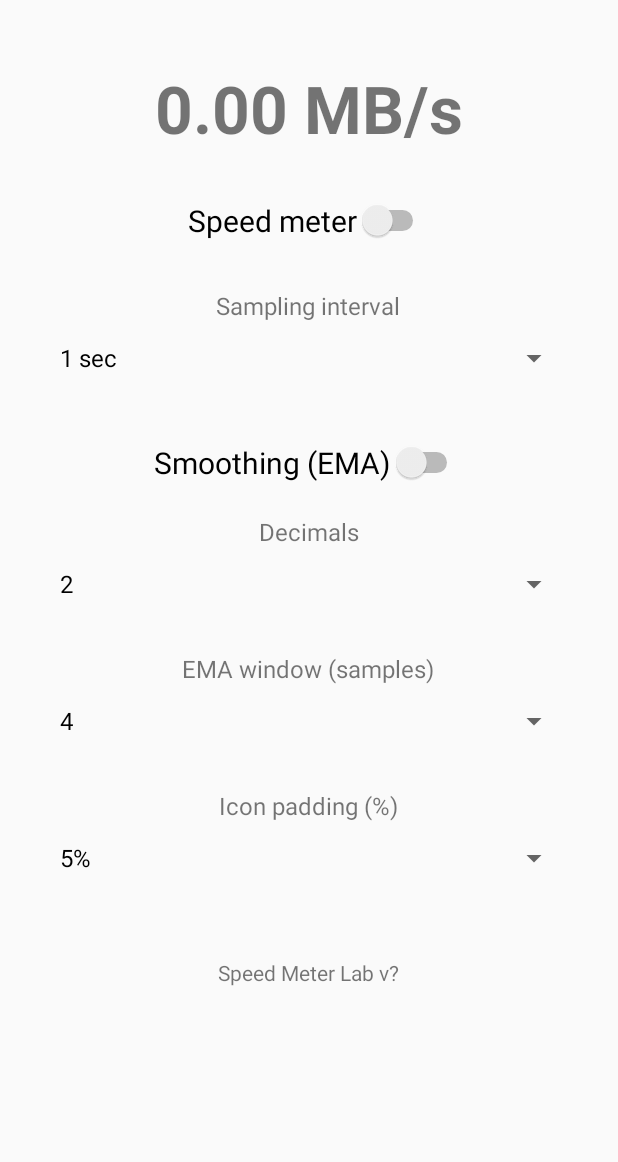
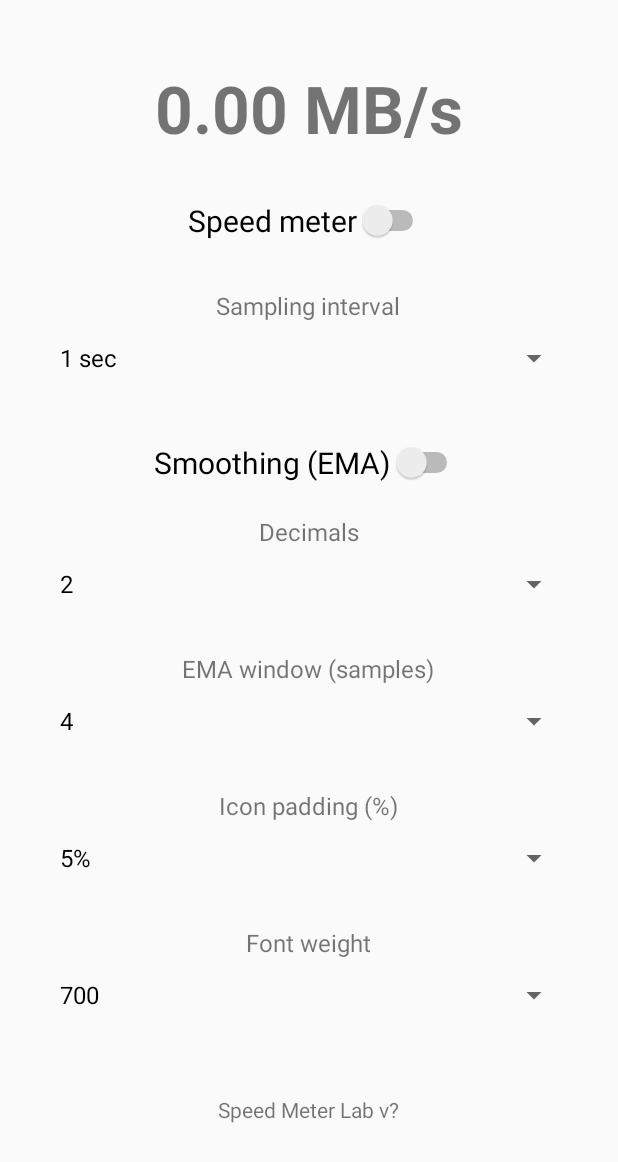
Before and after one commit to ysk-agent/speedmeter-lab, an Android app: the screen it shows after launch (MainActivity), on a phone screen of 412 x 824 dp. Shown: the top 1162 px of the screen. Run offline under Robolectric (Android 15) with nearby library versions, the phone set to English and light mode, and no system bars.

Commit message:
v0.8.0: adjustable icon font weight
New Font weight setting (300-900 in steps of 100, default 700 =
the previous bold). The icon typeface is created with
Typeface.create(DEFAULT, weight, false) on API 28+, and the icon
re-render key includes the weight, so changing it while the value
is static still refreshes the icon.

```diff
--- a/app/src/main/java/dev/moriya/speedmeterlab/MainActivity.kt
+++ b/app/src/main/java/dev/moriya/speedmeterlab/MainActivity.kt
@@ -131,6 +131,11 @@ class MainActivity : Activity() {
             Prefs.ICON_PADDING_OPTIONS.indexOf(Prefs.iconPaddingPercent(this))
         ) { pos -> Prefs.setIconPaddingPercent(this, Prefs.ICON_PADDING_OPTIONS[pos]) }
 
+        addSpinnerRow(root, "Font weight",
+            Prefs.FONT_WEIGHT_OPTIONS.map { "$it" },
+            Prefs.FONT_WEIGHT_OPTIONS.indexOf(Prefs.fontWeight(this))
+        ) { pos -> Prefs.setFontWeight(this, Prefs.FONT_WEIGHT_OPTIONS[pos]) }
+
         val installedVersion = try {
             packageManager.getPackageInfo(packageName, 0).versionName ?: "?"
         } catch (e: PackageManager.NameNotFoundException) {
--- a/app/src/main/java/dev/moriya/speedmeterlab/Prefs.kt
+++ b/app/src/main/java/dev/moriya/speedmeterlab/Prefs.kt
@@ -14,6 +14,11 @@ object Prefs {
 
     val ICON_PADDING_OPTIONS = intArrayOf(0, 5, 10, 15, 20, 25)
     const val DEFAULT_ICON_PADDING = 5
+
+    private const val KEY_FONT_WEIGHT = "font_weight"
+
+    val FONT_WEIGHT_OPTIONS = intArrayOf(300, 400, 500, 600, 700, 800, 900)
+    const val DEFAULT_FONT_WEIGHT = 700
 
     val INTERVALS_SEC = intArrayOf(1, 2, 3, 5, 10)
     const val DEFAULT_INTERVAL_SEC = 1
@@ -78,6 +83,18 @@ object Prefs {
             .edit().putInt(KEY_ICON_PADDING, percent).apply()
     }
 
+    fun fontWeight(context: Context): Int {
+        val v = context.getSharedPreferences(FILE, Context.MODE_PRIVATE)
+            .getInt(KEY_FONT_WEIGHT, DEFAULT_FONT_WEIGHT)
+        return if (v in FONT_WEIGHT_OPTIONS) v else DEFAULT_FONT_WEIGHT
+    }
+
+    fun setFontWeight(context: Context, weight: Int) {
+        require(weight in FONT_WEIGHT_OPTIONS)
+        context.getSharedPreferences(FILE, Context.MODE_PRIVATE)
+            .edit().putInt(KEY_FONT_WEIGHT, weight).apply()
+    }
+
     fun setIntervalSec(context: Context, sec: Int) {
         require(sec in INTERVALS_SEC) { "unsupported interval: $sec" }
         context.getSharedPreferences(FILE, Context.MODE_PRIVATE)
```
Also changed, not shown: app/src/main/java/dev/moriya/speedmeterlab/SpeedMeterService.kt (+12 -2 lines), 1 other file.
